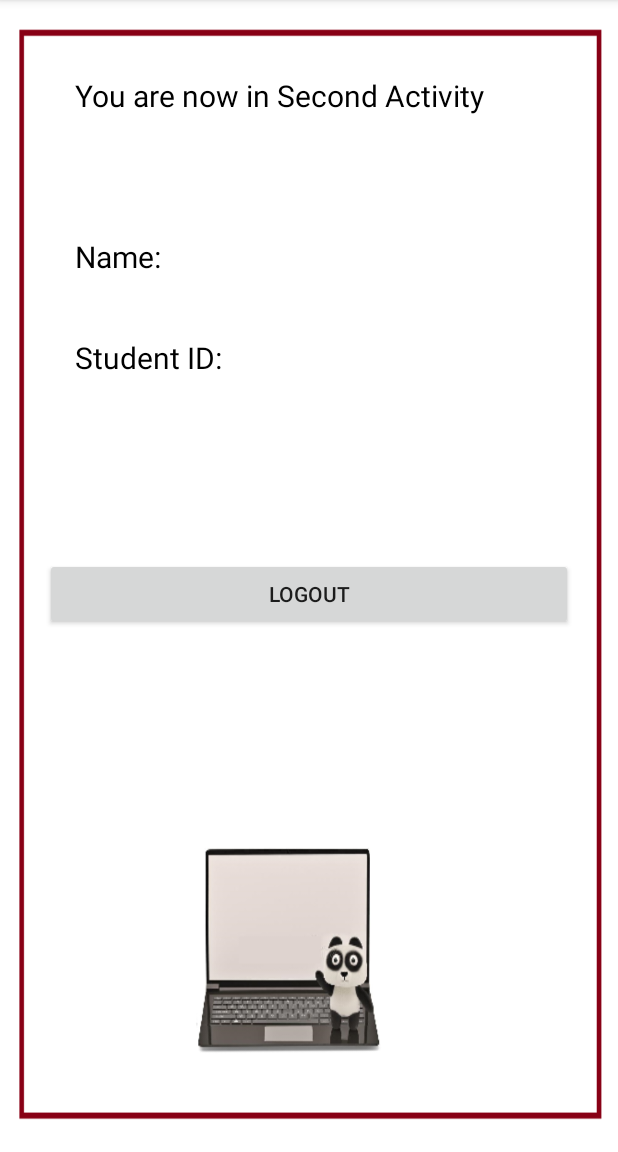
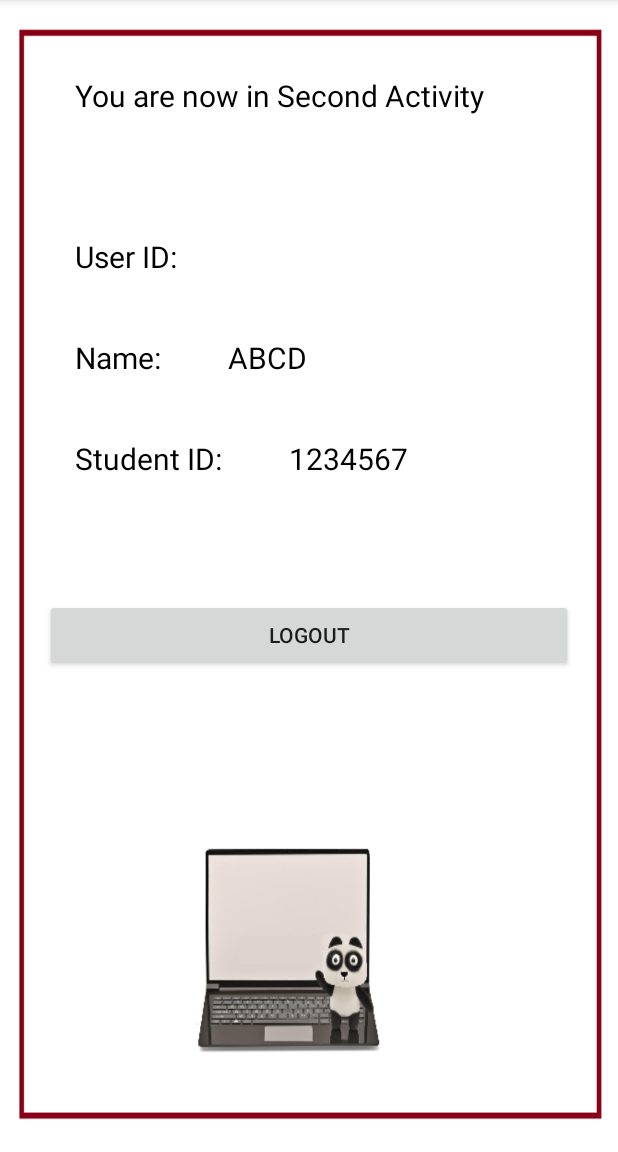
Before and after one commit to nna09/LoginProject, an Android app: the screen it shows after launch (SecondActivity), after a tap on "LOGIN", on a phone screen of 412 x 824 dp, the part 84-1236 px from its top. Run offline under Robolectric (Android 15) with nearby library versions, the phone set to English and light mode, and no system bars.

Commit message:
Passing Values using Intent

```diff
--- a/app/src/main/java/com/example/loginproject/MainActivity.java
+++ b/app/src/main/java/com/example/loginproject/MainActivity.java
@@ -6,23 +6,34 @@ import android.content.Intent;
 import android.os.Bundle;
 import android.view.View;
 import android.widget.Button;
+import android.widget.EditText;
 
 public class MainActivity extends AppCompatActivity implements View.OnClickListener{
 
     Button enterNewActivityButton;
-
+    EditText sendUserIDText;
     @Override
     protected void onCreate(Bundle savedInstanceState) {
         super.onCreate(savedInstanceState);
         setContentView(R.layout.activity_main);
 
         enterNewActivityButton = (Button) findViewById(R.id.loginButton);
+        sendUserIDText = (EditText) findViewById(R.id.userIdText);
+
         enterNewActivityButton.setOnClickListener(this);
     }
 
     @Override
     public void onClick(View v) {
+
+        String userIDStr = sendUserIDText.getText().toString();
+
         Intent loginIntent = new Intent(MainActivity.this, SecondActivity.class);
+
+        loginIntent.putExtra("name","ABCD");
+        loginIntent.putExtra("studentId","1234567");
+        loginIntent.putExtra("user",userIDStr);
+
         startActivity(loginIntent);
     }
 }
--- a/app/src/main/java/com/example/loginproject/SecondActivity.java
+++ b/app/src/main/java/com/example/loginproject/SecondActivity.java
@@ -6,11 +6,13 @@ import android.content.Intent;
 import android.os.Bundle;
 import android.view.View;
 import android.widget.Button;
+import android.widget.TextView;
 import android.widget.Toast;
 
 public class SecondActivity extends AppCompatActivity implements View.OnClickListener{
 
     Button backToMainActivityButton;
+    TextView nameTextView, studentIDTextView, userIDTextView;
     @Override
     protected void onCreate(Bundle savedInstanceState) {
         super.onCreate(savedInstanceState);
@@ -21,6 +23,24 @@ public class SecondActivity extends AppCompatActivity implements View.OnClickLis
         backToMainActivityButton = (Button) findViewById(R.id.logoutButton);
         backToMainActivityButton.setOnClickListener(this);
 
+        nameTextView = (TextView) findViewById(R.id.name);
+        studentIDTextView = (TextView) findViewById(R.id.StudentID);
+        userIDTextView = (TextView) findViewById(R.id.userIDShow);
+
+        Bundle bundle = getIntent().getExtras();
+
+        if(bundle!=null){
+
+            String name = bundle.getString("name");
+            String studentID = bundle.getString("studentId");
+            String userID = bundle.getString("user");
+
+            nameTextView.setText(name);
+            studentIDTextView.setText(studentID);
+            userIDTextView.setText(userID);
+
+        }
+
     }
 
     @Override
--- a/app/src/main/res/layout/activity_main.xml
+++ b/app/src/main/res/layout/activity_main.xml
@@ -26,6 +26,7 @@
         android:orientation="vertical">
 
      <EditText
+         android:id="@+id/userIdText"
          android:layout_width="match_parent"
          android:layout_height="wrap_content"
          android:textColor="@color/colorBlack"
--- a/app/src/main/res/layout/activity_second.xml
+++ b/app/src/main/res/layout/activity_second.xml
@@ -26,6 +26,29 @@
         <TextView
             android:layout_width="match_parent"
             android:layout_height="wrap_content"
+            android:text="User ID: "
+            android:textColor="@color/colorBlack"
+            android:padding="20dp"
+            android:textSize="20dp"/>
+
+        <TextView
+            android:id="@+id/userIDShow"
+            android:layout_width="match_parent"
+            android:layout_height="wrap_content"
+            android:textColor="@color/colorBlack"
+            android:padding="20dp"
+            android:textSize="20dp"/>
+
+    </LinearLayout>
+
+    <LinearLayout
+        android:layout_width="wrap_content"
+        android:layout_height="wrap_content"
+        android:orientation="horizontal">
+
+        <TextView
+            android:layout_width="match_parent"
+            android:layout_height="wrap_content"
             android:text="Name: "
             android:textColor="@color/colorBlack"
             android:padding="20dp"
@@ -45,7 +68,6 @@
         android:layout_width="wrap_content"
         android:layout_height="wrap_content"
         android:orientation="horizontal">
-
         <TextView
             android:layout_width="match_parent"
             android:layout_height="wrap_content"
@@ -64,11 +86,12 @@
 
     </LinearLayout>
 
+
     <Button
         android:id="@+id/logoutButton"
         android:layout_width="match_parent"
         android:layout_height="wrap_content"
-        android:layout_marginTop="100dp"
+        android:layout_marginTop="60dp"
         android:text="Logout"
         />
 
```
